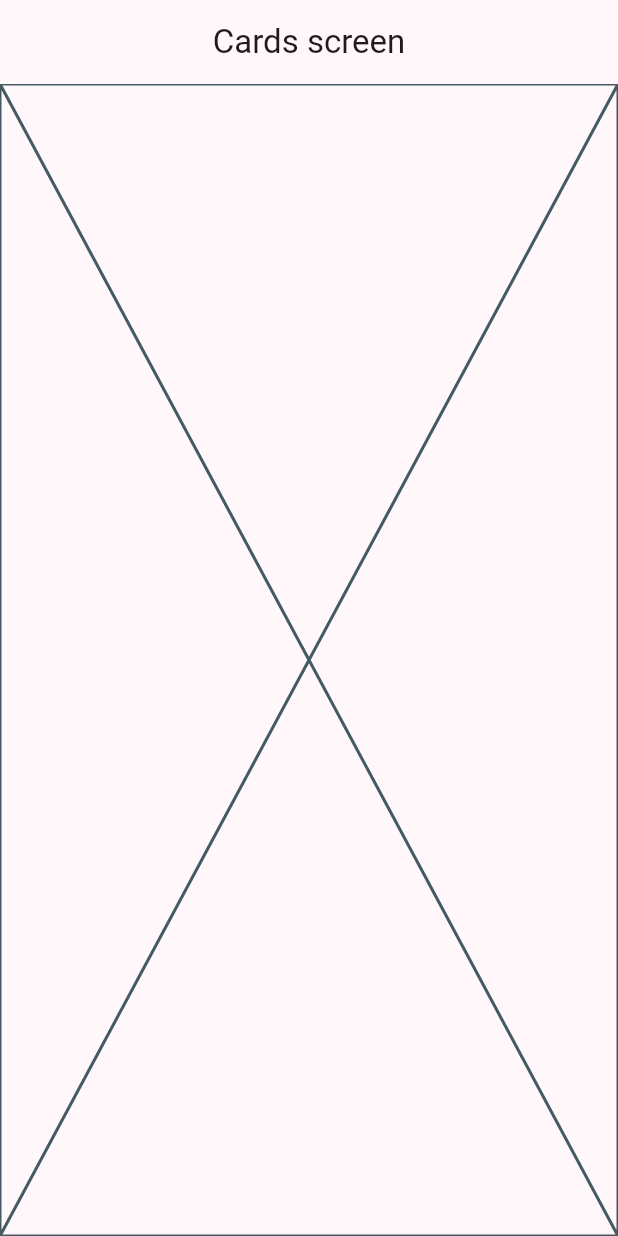
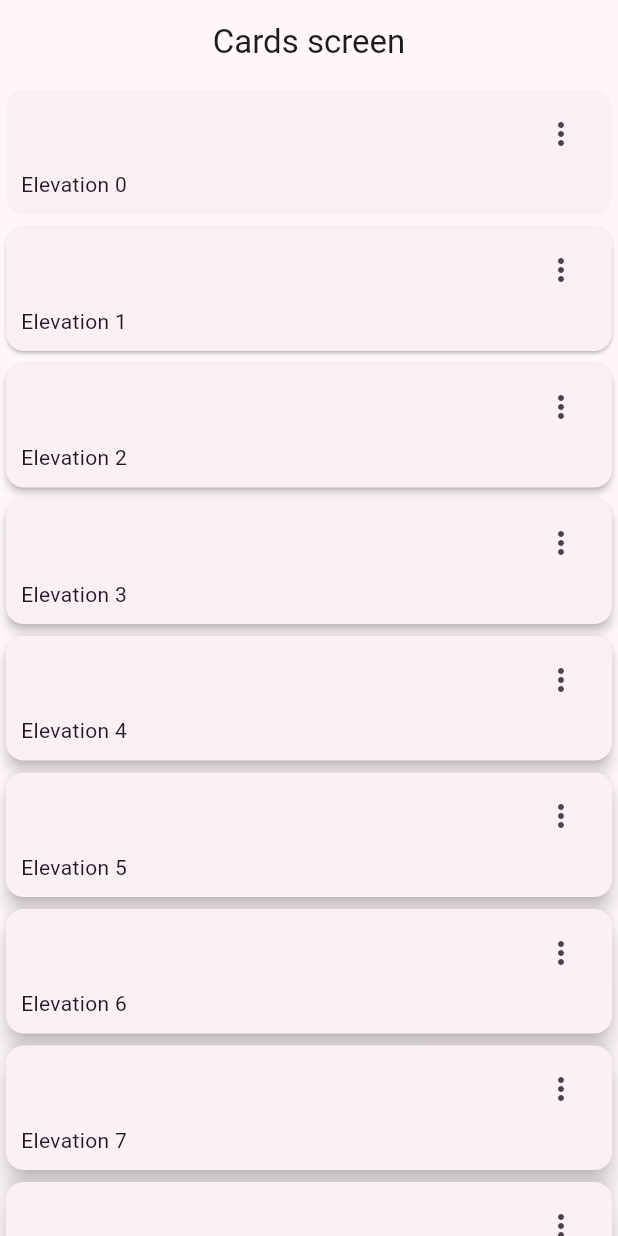
Before and after one commit to SergioBGISC99/widgets_app, a Flutter app: the CardsScreen screen opened by its route, on a phone screen of 412 x 824 dp. Run offline on Flutter 3.47's test engine with Material 2 defaults, Android fonts, the phone set to English and light mode, and no system bars; our stand-ins replace go_router.

Commit message:
tarjetas creadas en card screen

```diff
--- a/lib/presentation/screen/card/cards_screen.dart
+++ b/lib/presentation/screen/card/cards_screen.dart
@@ -1,4 +1,18 @@
 import 'package:flutter/material.dart';
+
+const cards = <Map<String, dynamic>>[
+  {'elevation': 0.0, 'label': 'Elevation 0'},
+  {'elevation': 1.0, 'label': 'Elevation 1'},
+  {'elevation': 2.0, 'label': 'Elevation 2'},
+  {'elevation': 3.0, 'label': 'Elevation 3'},
+  {'elevation': 4.0, 'label': 'Elevation 4'},
+  {'elevation': 5.0, 'label': 'Elevation 5'},
+  {'elevation': 6.0, 'label': 'Elevation 6'},
+  {'elevation': 7.0, 'label': 'Elevation 7'},
+  {'elevation': 8.0, 'label': 'Elevation 8'},
+  {'elevation': 9.0, 'label': 'Elevation 9'},
+  {'elevation': 10.0, 'label': 'Elevation 10'}
+];
 
 class CardsScreen extends StatelessWidget {
   const CardsScreen({super.key});
@@ -9,7 +23,52 @@ class CardsScreen extends StatelessWidget {
       appBar: AppBar(
         title: const Text('Cards screen'),
       ),
-      body: const Placeholder(),
+      body: _CardsView(),
     );
   }
 }
+
+class _CardsView extends StatelessWidget {
+  @override
+  Widget build(BuildContext context) {
+    return SingleChildScrollView(
+      child: Column(
+        children: [
+          ...cards.map((card) =>
+              _CardType1(label: card['label'], elevation: card['elevation']))
+        ],
+      ),
+    );
+  }
+}
+
+class _CardType1 extends StatelessWidget {
+  final String label;
+  final double elevation;
+
+  const _CardType1({required this.label, required this.elevation});
+
+  @override
+  Widget build(BuildContext context) {
+    return Card(
+      elevation: elevation,
+      child: Padding(
+        padding: const EdgeInsets.fromLTRB(10, 5, 10, 10),
+        child: Column(
+          children: [
+            Align(
+                alignment: Alignment.topRight,
+                child: IconButton(
+                  icon: const Icon(Icons.more_vert_outlined),
+                  onPressed: () {},
+                )),
+            Align(
+              alignment: Alignment.bottomLeft,
+              child: Text(label),
+            )
+          ],
+        ),
+      ),
+    );
+  }
+}
```
